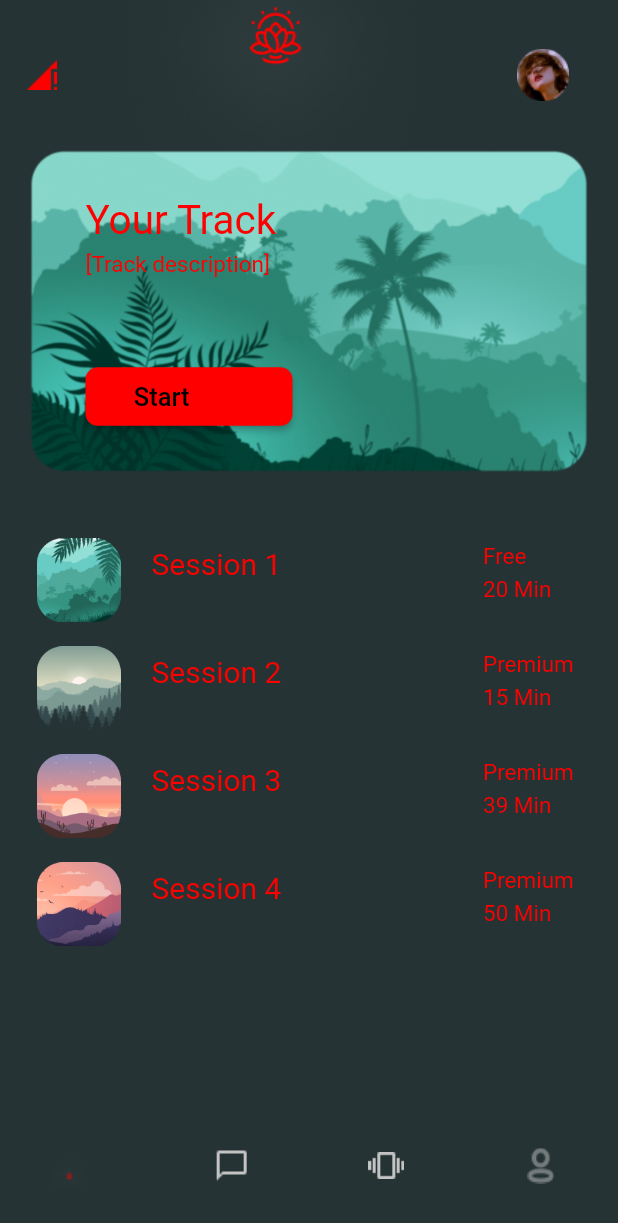
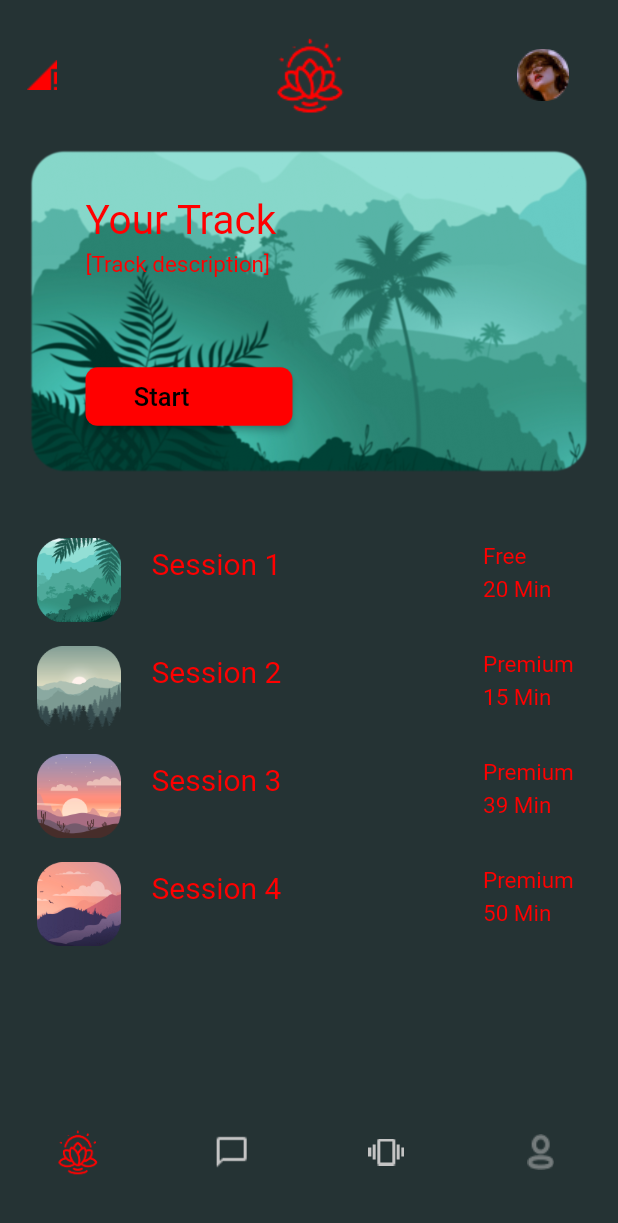
Before and after one commit to LiubovKostomarova/Female_Health_App, a Flutter app: the screen it shows after launch, on a phone screen of 412 x 824 dp. Shown: the top 1223 px of the screen. Run offline on Flutter 3.47's test engine with Material 2 defaults, Android fonts, the phone set to English and light mode, and no system bars; Roboto replaces fonts that are missing (SanFrancisco).

Commit message:
icons ok

```diff
--- a/lib/components/base_appbar.dart
+++ b/lib/components/base_appbar.dart
@@ -20,7 +20,7 @@ class BaseAppBar extends StatelessWidget with PreferredSizeWidget {
               );
             },
             child: SizedBox(
-              child: Image.asset('assets/images/Session1/HomePageLogo.png'),
+              child: Image.asset('assets/app_icon-re.png'),
             )),
         centerTitle: true,
         actions: <Widget>[
--- a/lib/components/bottom_menu.dart
+++ b/lib/components/bottom_menu.dart
@@ -11,8 +11,8 @@ class BottomMenu extends StatelessWidget {
       items: <BottomNavigationBarItem>[
         BottomNavigationBarItem(
             icon: IconButton(
-              icon: Image.asset('assets/images/Session1/HomeIcon.png'),
-              //iconSize: 200,
+              icon: Image.asset('assets/app_icon-re.png'),
+              iconSize: 50.0,
               onPressed: () {
                 Navigator.push(
                   context,
--- a/pubspec.yaml
+++ b/pubspec.yaml
@@ -94,6 +94,8 @@ flutter:
     - assets/image2.png
     - assets/image3.png
     - assets/leadingButton.png
+    - assets/app_icon.png
+    - assets/app_icon-re.png
 
   # To add assets to your application, add an assets section, like this:
   # assets:
```
Also changed, not shown: assets/app_icon-re.png (added), assets/images/Session1/HomeIcon.png.
